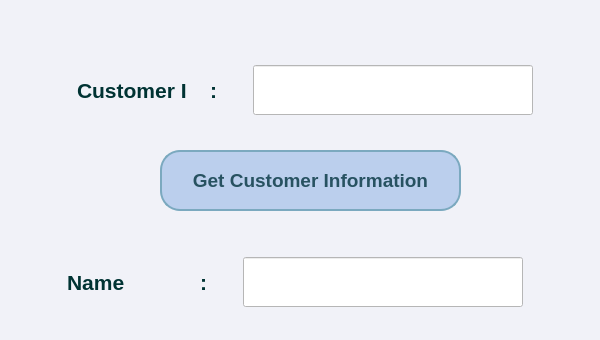
First picture: the form in admin_edit_window.ui, repository melikkekaya/BankingApp_SQL, before the edit; both pictures show x 0 to 600 and y 0 to 340 of the 600 by 700 pixel window.
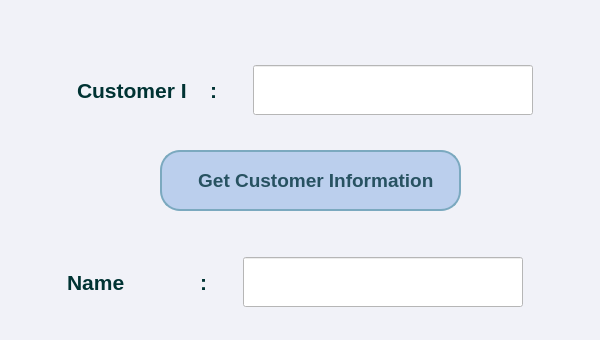
Second picture: the form after the edit. Icons and pictures are not drawn.

Diff of the .ui file:
```diff
--- a/admin_edit_window.ui
+++ b/admin_edit_window.ui
@@ -544,7 +544,17 @@
 }</string>
     </property>
     <property name="text">
-     <string>Get Customer Information</string>
+     <string>  Get Customer Information</string>
+    </property>
+    <property name="icon">
+     <iconset>
+      <normaloff>icons/settings.png</normaloff>icons/settings.png</iconset>
+    </property>
+    <property name="iconSize">
+     <size>
+      <width>40</width>
+      <height>40</height>
+     </size>
     </property>
    </widget>
   </widget>
```
